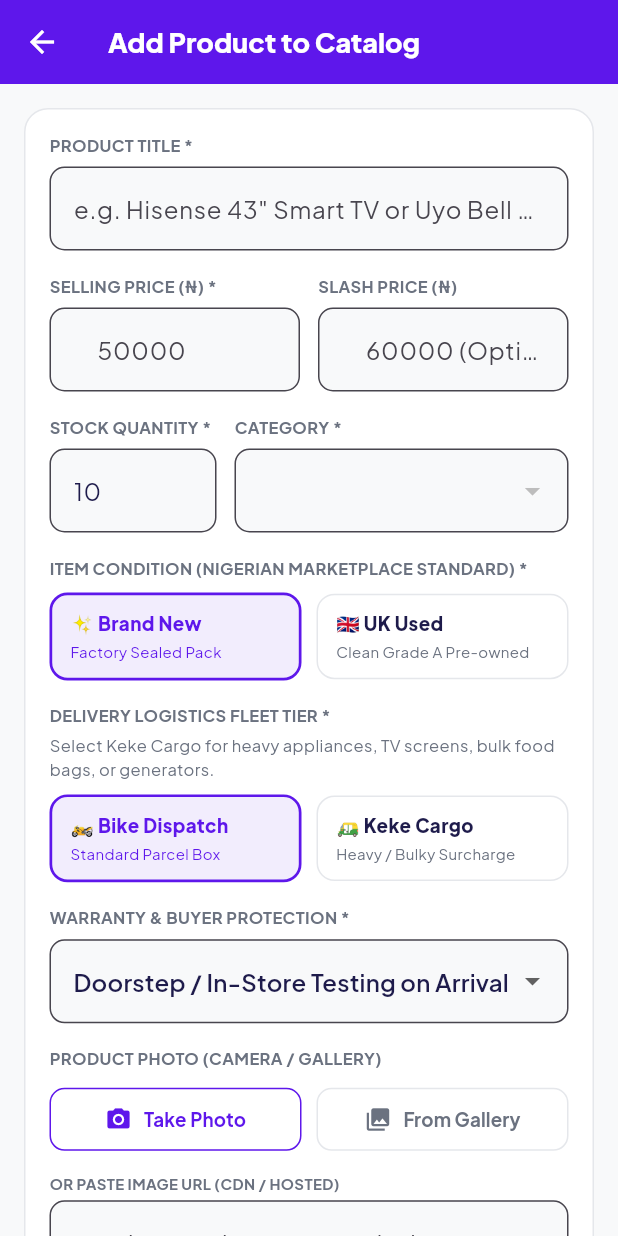
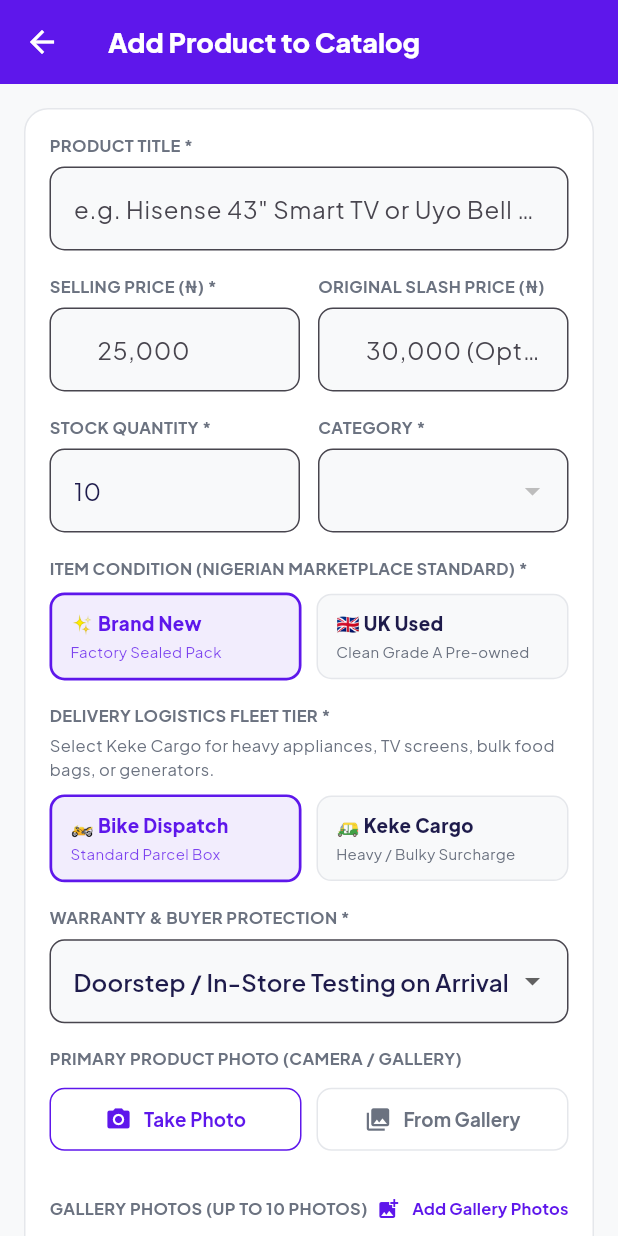
Before and after one commit to hotvictorious-rgb/vendorAPP, a Flutter app: the AddProductScreen screen opened directly, on a phone screen of 412 x 824 dp. Run offline on Flutter 3.47's test engine with Material 3 defaults, Android fonts, the phone set to English and light mode, and no system bars; our stand-ins replace cached_network_image, dio, flutter_secure_storage, google_fonts, image_picker, shared_preferences; accounts and stored records are empty; network calls fail.

Commit message:
feat(catalog): add multi-photo gallery selection and product edit flow

```diff
--- a/lib/screens/products/add_product_screen.dart
+++ b/lib/screens/products/add_product_screen.dart
@@ -3,10 +3,13 @@ import 'package:flutter/material.dart';
 import 'package:provider/provider.dart';
 import '../../core/constants/app_colors.dart';
 import '../../core/services/vendor_image_picker_service.dart';
+import '../../models/vendor_product_model.dart';
 import '../../providers/vendor_products_provider.dart';
 
 class AddProductScreen extends StatefulWidget {
-  const AddProductScreen({super.key});
+  final VendorProductModel? productToEdit;
+
+  const AddProductScreen({super.key, this.productToEdit});
 
   @override
   State<AddProductScreen> createState() => _AddProductScreenState();
@@ -22,10 +25,13 @@ class _AddProductScreenState extends State<AddProductScreen> {
   final _imageUrlController = TextEditingController();
 
   File? _pickedImage;
+  final List<File> _galleryFiles = [];
   int _selectedCategoryId = 1;
   String _condition = 'brand_new';
   String _packageTier = 'bike';
   String _warrantyType = 'in_store_testing';
+
+  bool get isEditing => widget.productToEdit != null;
 
   @override
   void initState() {
@@ -33,6 +39,21 @@ class _AddProductScreenState extends State<AddProductScreen> {
     WidgetsBinding.instance.addPostFrameCallback((_) {
       context.read<VendorProductsProvider>().fetchCategories();
     });
+
+    if (widget.productToEdit != null) {
+      final p = widget.productToEdit!;
+      _nameController.text = p.name;
+      _priceController.text = p.unitPrice;
+      _slashPriceController.text = p.slashPrice ?? '';
+      _quantityController.text = p.inventoryQuantity.toString();
+      _descriptionController.text = p.description ?? '';
+      _videoUrlController.text = p.videoUrl ?? '';
+      _imageUrlController.text = p.imagePath ?? '';
+      _selectedCategoryId = p.categoryId ?? 1;
+      _condition = p.condition;
+      _packageTier = p.packageTier;
+      _warrantyType = p.warrantyType;
+    }
   }
 
   @override
@@ -74,7 +95,11 @@ class _AddProductScreenState extends State<AddProductScreen> {
     }
 
     final provider = context.read<VendorProductsProvider>();
-    final ok = await provider.createProduct(
+    bool ok;
+
+    if (isEditing) {
+      ok = await provider.updateProduct(
+        productId: widget.productToEdit!.id,
         name: name,
         price: price,
         slashPrice: slashPrice,
@@ -87,7 +112,25 @@ class _AddProductScreenState extends State<AddProductScreen> {
         videoUrl: _videoUrlController.text.trim(),
         imageUrl: _imageUrlController.text.trim().isNotEmpty ? _imageUrlController.text.trim() : null,
         imageFile: _pickedImage,
+        galleryFiles: _galleryFiles.isNotEmpty ? _galleryFiles : null,
       );
+    } else {
+      ok = await provider.createProduct(
+        name: name,
+        price: price,
+        slashPrice: slashPrice,
+        quantity: qty,
+        categoryId: _selectedCategoryId,
+        condition: _condition,
+        packageTier: _packageTier,
+        warrantyType: _warrantyType,
+        description: _descriptionController.text.trim(),
+        videoUrl: _videoUrlController.text.trim(),
+        imageUrl: _imageUrlController.text.trim().isNotEmpty ? _imageUrlController.text.trim() : null,
+        imageFile: _pickedImage,
+        galleryFiles: _galleryFiles.isNotEmpty ? _galleryFiles : null,
+      );
+    }
 
     if (!mounted) return;
 
@@ -95,14 +138,16 @@ class _AddProductScreenState extends State<AddProductScreen> {
       Navigator.pop(context);
       ScaffoldMessenger.of(context).showSnackBar(
         SnackBar(
-          content: Text("Product '$name' published with 7-day freshness active!"),
+          content: Text(isEditing
+              ? "Product '$name' updated successfully!"
+              : "Product '$name' published with 7-day freshness active!"),
           backgroundColor: AppColors.success,
         ),
       );
     } else {
       ScaffoldMessenger.of(context).showSnackBar(
         SnackBar(
-          content: Text(provider.errorMessage ?? 'Failed to publish product.'),
+          content: Text(provider.errorMessage ?? (isEditing ? 'Failed to update product.' : 'Failed to publish product.')),
           backgroundColor: AppColors.error,
         ),
       );
@@ -123,7 +168,7 @@ class _AddProductScreenState extends State<AddProductScreen> {
     return Scaffold(
       backgroundColor: AppColors.scaffoldBackground,
       appBar: AppBar(
-        title: const Text('Add Product to Catalog'),
+        title: Text(isEditing ? 'Edit Product Catalog Item' : 'Add Product to Catalog'),
       ),
       body: SingleChildScrollView(
         padding: const EdgeInsets.all(16),
@@ -164,60 +209,10 @@ class _AddProductScreenState extends State<AddProductScreen> {
                             const SizedBox(height: 6),
                             TextField(
                               controller: _priceController,
-                              keyboardType: TextInputType.number,
+                              keyboardType: const TextInputType.numberWithOptions(decimal: true),
                               decoration: InputDecoration(
-                                hintText: '50000',
                                 prefixText: '₦ ',
-                                filled: true,
-                                fillColor: AppColors.scaffoldBackground,
-                                border: OutlineInputBorder(borderRadius: BorderRadius.circular(10), borderSide: const BorderSide(color: AppColors.border)),
-                              ),
-                              onChanged: (_) => setState(() {}),
-                            ),
-                          ],
-                        ),
-                      ),
-                      const SizedBox(width: 12),
-                      Expanded(
-                        child: Column(
-                          crossAxisAlignment: CrossAxisAlignment.start,
-                          children: [
-                            const Text('SLASH PRICE (₦)', style: TextStyle(fontSize: 11, fontWeight: FontWeight.w700, color: AppColors.textSecondary)),
-                            const SizedBox(height: 6),
-                            TextField(
-                              controller: _slashPriceController,
-                              keyboardType: TextInputType.number,
-                              decoration: InputDecoration(
-                                hintText: '60000 (Optional)',
-                                prefixText: '₦ ',
-                                filled: true,
-                                fillColor: AppColors.scaffoldBackground,
-                                border: OutlineInputBorder(borderRadius: BorderRadius.circular(10), borderSide: const BorderSide(color: AppColors.border)),
-                              ),
-                              onChanged: (_) => setState(() {}),
-                            ),
-                          ],
-                        ),
-                      ),
-                    ],
-                  ),
-                  const SizedBox(height: 16),
-
-                  // Stock & Category
-                  Row(
-                    children: [
-                      Expanded(
-                        flex: 1,
-                        child: Column(
-                          crossAxisAlignment: CrossAxisAlignment.start,
-                          children: [
-                            const Text('STOCK QUANTITY *', style: TextStyle(fontSize: 11, fontWeight: FontWeight.w700, color: AppColors.textSecondary)),
-                            const SizedBox(height: 6),
-                            TextField(
-                              controller: _quantityController,
-                              keyboardType: TextInputType.number,
-                              decoration: InputDecoration(
-                                hintText: '10',
+                                hintText: '25,000',
                                 filled: true,
                                 fillColor: AppColors.scaffoldBackground,
                                 border: OutlineInputBorder(borderRadius: BorderRadius.circular(10), borderSide: const BorderSide(color: AppColors.border)),
@@ -228,16 +223,60 @@ class _AddProductScreenState extends State<AddProductScreen> {
                       ),
                       const SizedBox(width: 12),
                       Expanded(
-                        flex: 2,
+                        child: Column(
+                          crossAxisAlignment: CrossAxisAlignment.start,
+                          children: [
+                            const Text('ORIGINAL SLASH PRICE (₦)', style: TextStyle(fontSize: 11, fontWeight: FontWeight.w700, color: AppColors.textSecondary)),
+                            const SizedBox(height: 6),
+                            TextField(
+                              controller: _slashPriceController,
+                              keyboardType: const TextInputType.numberWithOptions(decimal: true),
+                              decoration: InputDecoration(
+                                prefixText: '₦ ',
+                                hintText: '30,000 (Optional)',
+                                filled: true,
+                                fillColor: AppColors.scaffoldBackground,
+                                border: OutlineInputBorder(borderRadius: BorderRadius.circular(10), borderSide: const BorderSide(color: AppColors.border)),
+                              ),
+                            ),
+                          ],
+                        ),
+                      ),
+                    ],
+                  ),
+                  const SizedBox(height: 16),
+
+                  // Inventory Quantity & Category
+                  Row(
+                    children: [
+                      Expanded(
+                        child: Column(
+                          crossAxisAlignment: CrossAxisAlignment.start,
+                          children: [
+                            const Text('STOCK QUANTITY *', style: TextStyle(fontSize: 11, fontWeight: FontWeight.w700, color: AppColors.textSecondary)),
+                            const SizedBox(height: 6),
+                            TextField(
+                              controller: _quantityController,
+                              keyboardType: TextInputType.number,
+                              decoration: InputDecoration(
+                                hintText: 'e.g. 10',
+                                filled: true,
+                                fillColor: AppColors.scaffoldBackground,
+                                border: OutlineInputBorder(borderRadius: BorderRadius.circular(10), borderSide: const BorderSide(color: AppColors.border)),
+                              ),
+                            ),
+                          ],
+                        ),
+                      ),
+                      const SizedBox(width: 12),
+                      Expanded(
                         child: Column(
                           crossAxisAlignment: CrossAxisAlignment.start,
                           children: [
                             const Text('CATEGORY *', style: TextStyle(fontSize: 11, fontWeight: FontWeight.w700, color: AppColors.textSecondary)),
                             const SizedBox(height: 6),
                             DropdownButtonFormField<int>(
-                              value: categories.any((item) => item.value == _selectedCategoryId)
-                                  ? _selectedCategoryId
-                                  : (categories.isNotEmpty ? categories.first.value : 1),
+                              value: categories.any((c) => c.value == _selectedCategoryId) ? _selectedCategoryId : (categories.isNotEmpty ? categories.first.value : null),
                               decoration: InputDecoration(
                                 filled: true,
                                 fillColor: AppColors.scaffoldBackground,
@@ -330,8 +369,8 @@ class _AddProductScreenState extends State<AddProductScreen> {
                   ),
                   const SizedBox(height: 16),
 
-                  // Product Photo Picker (Camera or Gallery)
-                  const Text('PRODUCT PHOTO (CAMERA / GALLERY)', style: TextStyle(fontSize: 11, fontWeight: FontWeight.w700, color: AppColors.textSecondary)),
+                  // Primary Product Photo (Camera or Gallery)
+                  const Text('PRIMARY PRODUCT PHOTO (CAMERA / GALLERY)', style: TextStyle(fontSize: 11, fontWeight: FontWeight.w700, color: AppColors.textSecondary)),
                   const SizedBox(height: 8),
 
                   if (_pickedImage != null)
@@ -359,7 +398,7 @@ class _AddProductScreenState extends State<AddProductScreen> {
                             child: Column(
                               crossAxisAlignment: CrossAxisAlignment.start,
                               children: [
-                                Text('Product Photo Selected', style: TextStyle(fontWeight: FontWeight.bold, fontSize: 13)),
+                                Text('Primary Photo Selected', style: TextStyle(fontWeight: FontWeight.bold, fontSize: 13)),
                                 Text('Will be optimized for mobile catalog view', style: TextStyle(fontSize: 11, color: AppColors.textSecondary)),
                               ],
                             ),
@@ -412,10 +451,69 @@ class _AddProductScreenState extends State<AddProductScreen> {
                       ],
                     ),
 
-                  const SizedBox(height: 12),
+                  const SizedBox(height: 16),
+
+                  // Multi-photo Gallery Photos
+                  Row(
+                    mainAxisAlignment: MainAxisAlignment.spaceBetween,
+                    children: [
+                      const Text('GALLERY PHOTOS (UP TO 10 PHOTOS)', style: TextStyle(fontSize: 11, fontWeight: FontWeight.w700, color: AppColors.textSecondary)),
+                      TextButton.icon(
+                        style: TextButton.styleFrom(padding: EdgeInsets.zero, visualDensity: VisualDensity.compact),
+                        icon: const Icon(Icons.add_photo_alternate, size: 16, color: AppColors.primaryPurple),
+                        label: const Text('Add Gallery Photos', style: TextStyle(fontWeight: FontWeight.w700, fontSize: 11, color: AppColors.primaryPurple)),
+                        onPressed: () async {
+                          final photos = await VendorImagePickerService.pickMultiImage();
+                          if (photos.isNotEmpty) {
+                            setState(() {
+                              _galleryFiles.addAll(photos);
+                              if (_galleryFiles.length > 10) {
+                                _galleryFiles.removeRange(10, _galleryFiles.length);
+                              }
+                            });
+                          }
+                        },
+                      ),
+                    ],
+                  ),
+                  if (_galleryFiles.isNotEmpty) ...[
+                    const SizedBox(height: 8),
+                    SizedBox(
+                      height: 72,
+                      child: ListView.separated(
+                        scrollDirection: Axis.horizontal,
+                        itemCount: _galleryFiles.length,
+                        separatorBuilder: (_, __) => const SizedBox(width: 8),
+                        itemBuilder: (context, i) {
+                          return Stack(
+                            children: [
+                              ClipRRect(
+                                borderRadius: BorderRadius.circular(8),
+                                child: Image.file(_galleryFiles[i], width: 72, height: 72, fit: BoxFit.cover),
+                              ),
+                              Positioned(
+                                top: 2,
+                                right: 2,
+                                child: GestureDetector(
+                                  onTap: () => setState(() => _galleryFiles.removeAt(i)),
+                                  child: Container(
+                                    decoration: const BoxDecoration(shape: BoxShape.circle, color: Colors.black54),
+                                    padding: const EdgeInsets.all(2),
+                                    child: const Icon(Icons.close, size: 14, color: Colors.white),
+                                  ),
+                                ),
+                              ),
+                            ],
+                          );
+                        },
+                      ),
+                    ),
+                  ],
+
+                  const SizedBox(height: 14),
 
                   // Optional Image URL Fallback
-                  if (_pickedImage == null) ...[
+                  if (_pickedImage == null && _galleryFiles.isEmpty) ...[
                     const Text('OR PASTE IMAGE URL (CDN / HOSTED)', style: TextStyle(fontSize: 10, fontWeight: FontWeight.w700, color: AppColors.textSecondary)),
                     const SizedBox(height: 4),
                     TextField(
@@ -475,7 +573,7 @@ class _AddProductScreenState extends State<AddProductScreen> {
                 onPressed: provider.isLoading ? null : _submit,
                 child: provider.isLoading
                     ? const SizedBox(width: 20, height: 20, child: CircularProgressIndicator(color: Colors.white, strokeWidth: 2))
-                    : const Text('Publish Product', style: TextStyle(fontWeight: FontWeight.w800, fontSize: 14, color: Colors.white)),
+                    : Text(isEditing ? 'Save & Update Product' : 'Publish Product', style: const TextStyle(fontWeight: FontWeight.w800, fontSize: 14, color: Colors.white)),
               ),
             ),
           ],
@@ -490,14 +588,14 @@ class _AddProductScreenState extends State<AddProductScreen> {
     required bool selected,
     required VoidCallback onTap,
   }) {
-    return InkWell(
-      borderRadius: BorderRadius.circular(12),
+    return GestureDetector(
       onTap: onTap,
-      child: Container(
+      child: AnimatedContainer(
+        duration: const Duration(milliseconds: 180),
         padding: const EdgeInsets.symmetric(horizontal: 12, vertical: 10),
         decoration: BoxDecoration(
-          color: selected ? AppColors.primaryPurple.withOpacity(0.08) : Colors.transparent,
-          borderRadius: BorderRadius.circular(12),
+          color: selected ? AppColors.primaryPurple.withOpacity(0.08) : AppColors.scaffoldBackground,
+          borderRadius: BorderRadius.circular(10),
           border: Border.all(
             color: selected ? AppColors.primaryPurple : AppColors.border,
             width: selected ? 1.8 : 1.0,
@@ -519,7 +617,7 @@ class _AddProductScreenState extends State<AddProductScreen> {
               sub,
               style: TextStyle(
                 fontSize: 10,
-                color: selected ? AppColors.primaryPurple : AppColors.textSecondary,
+                color: selected ? AppColors.primaryPurple.withOpacity(0.8) : AppColors.textSecondary,
               ),
             ),
           ],
```
Also changed, not shown: lib/screens/products/vendor_products_screen.dart (+23 -2 lines). Lines whose indentation alone changed are shown as unchanged.
